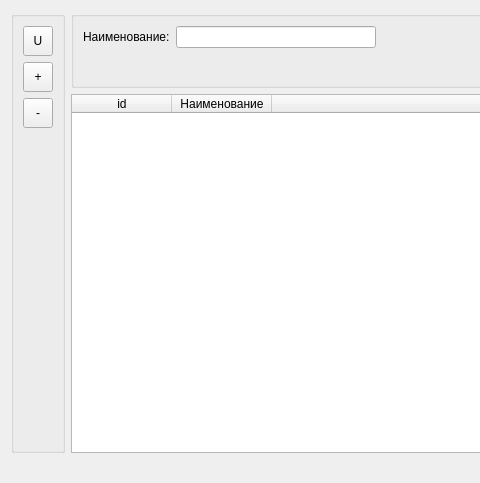
The window that NotesDSS/units.ui (Skyrim78/NotesDSS) describes before a commit, drawn with Qt 5; both pictures show x 0 to 480 and y 0 to 483 of the 759 by 483 pixel window.
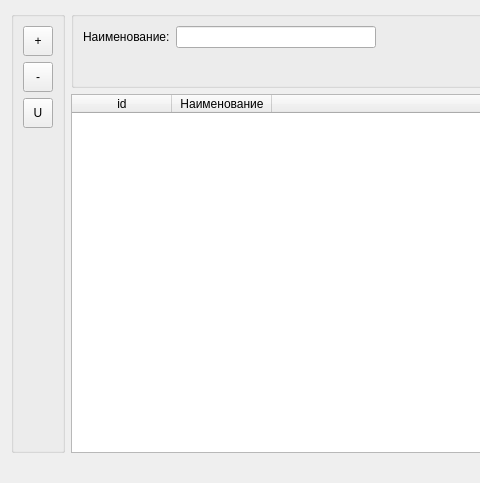
The same window after the commit.

Diff of the .ui file:
```diff
--- a/NotesDSS/units.ui
+++ b/NotesDSS/units.ui
@@ -24,25 +24,6 @@
           <string/>
          </property>
          <layout class="QGridLayout" name="gridLayout">
-          <item row="0" column="0">
-           <widget class="QToolButton" name="toolButton_update">
-            <property name="minimumSize">
-             <size>
-              <width>30</width>
-              <height>30</height>
-             </size>
-            </property>
-            <property name="maximumSize">
-             <size>
-              <width>30</width>
-              <height>30</height>
-             </size>
-            </property>
-            <property name="text">
-             <string>U</string>
-            </property>
-           </widget>
-          </item>
           <item row="1" column="0">
            <widget class="QToolButton" name="toolButton_add">
             <property name="minimumSize">
@@ -81,7 +62,7 @@
             </property>
            </widget>
           </item>
-          <item row="3" column="0">
+          <item row="4" column="0">
            <spacer name="verticalSpacer">
             <property name="orientation">
              <enum>Qt::Vertical</enum>
@@ -94,6 +75,25 @@
             </property>
            </spacer>
           </item>
+          <item row="3" column="0">
+           <widget class="QToolButton" name="toolButton_update">
+            <property name="minimumSize">
+             <size>
+              <width>30</width>
+              <height>30</height>
+             </size>
+            </property>
+            <property name="maximumSize">
+             <size>
+              <width>30</width>
+              <height>30</height>
+             </size>
+            </property>
+            <property name="text">
+             <string>U</string>
+            </property>
+           </widget>
+          </item>
          </layout>
         </widget>
        </item>
```
